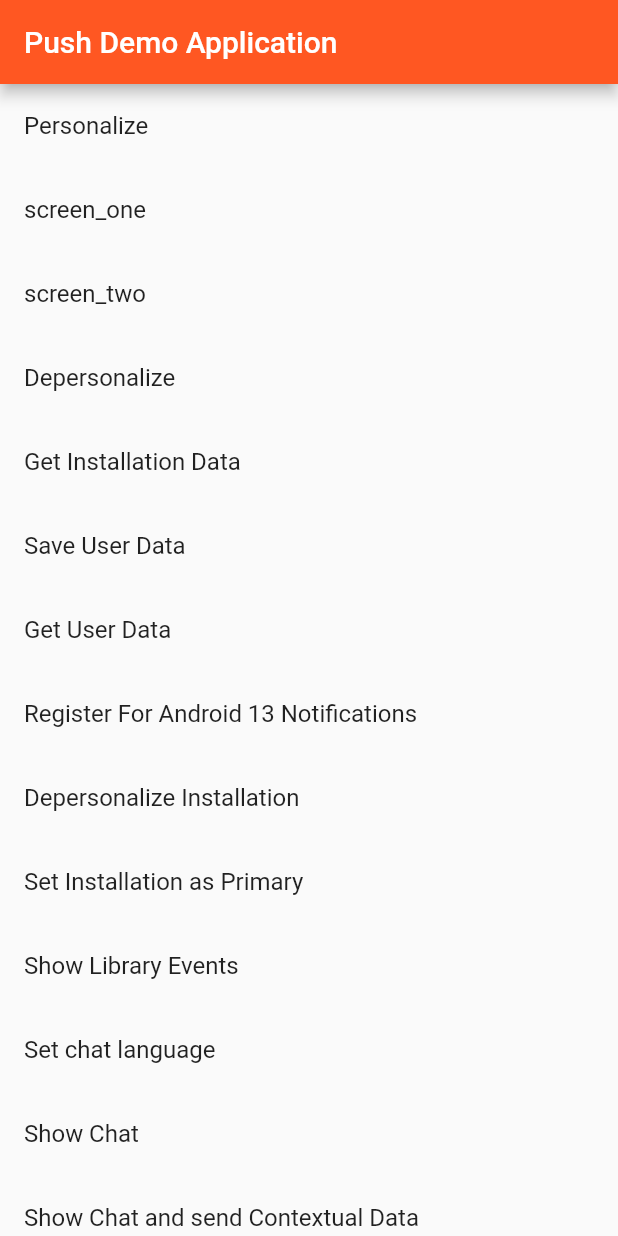
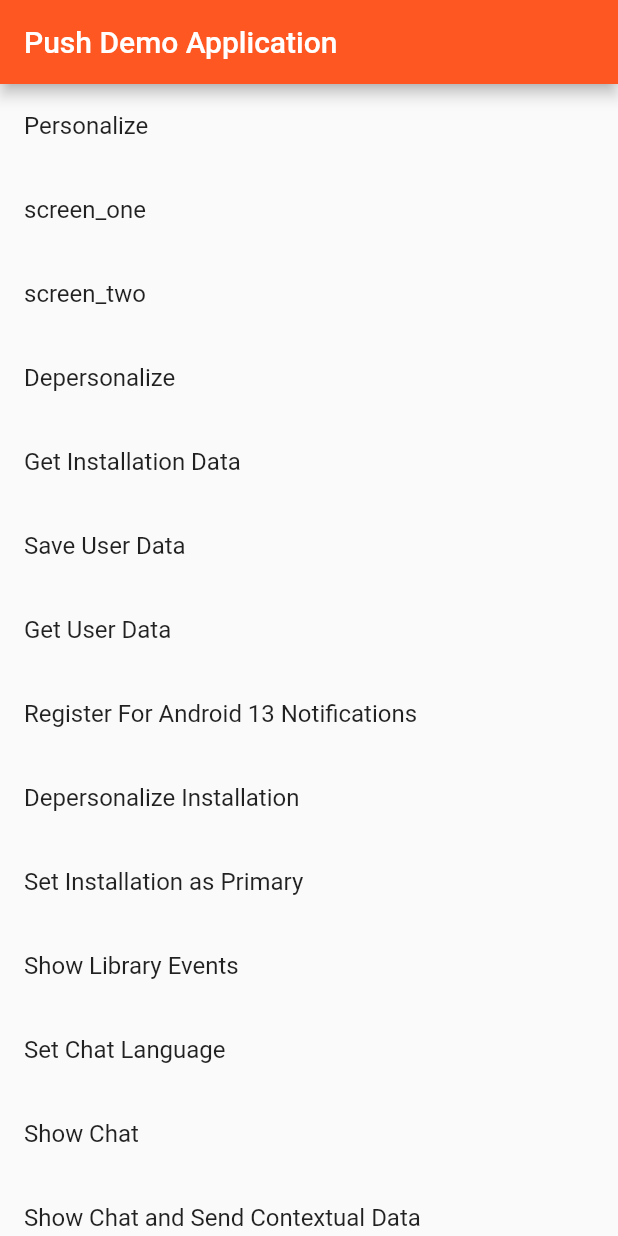
Before and after one commit to infobip/mobile-messaging-flutter-plugin, a Flutter app: the screen it shows after launch, after a tap on "Register For Android 13 Notifications", on a phone screen of 412 x 824 dp. Run offline on Flutter 3.47's test engine with Material 2 defaults, Android fonts, the phone set to English and light mode, and no system bars; our stand-ins replace package_info_plus.

Commit message:
Pull request #47: Aboldyrev MM-5070 contracts
Merge in MML/infobip-mobile-messaging-flutter from aboldyrev-MM-5070-contracts to main

Squashed commit of the following:

commit 5a1179d47372faa38821ca493e15cd8548e07121
Author: Alexander Boldyrev <Alexander.Boldyrev@infobip.com>
Date:   Fri Jun 9 11:04:26 2023 +0200

    - formatting

commit e5cd51a4396e6712dbbbd3f96b8b19b391921862
Author: Alexander Boldyrev <Alexander.Boldyrev@infobip.com>
Date:   Wed Jun 7 15:21:17 2023 +0200

    - readme formatting

commit f8e31c48ccb7dcb271f6d4f368c5ba720f3ba3c9
Author: Alexander Boldyrev <Alexander.Boldyrev@infobip.com>
Date:   Wed Jun 7 14:51:38 2023 +0200

    - formatting
    - ios changes

commit b340ae126ec26de467c0bad4bdf1f550d32b5e9c
Author: Alexander Boldyrev <Alexander.Boldyrev@infobip.com>
Date:   Wed Jun 7 14:35:49 2023 +0200

    - formatting

commit 9ddd84e5fcaea32a0a71c955a83e8869c5a0b829
Author: Alexander Boldyrev <Alexander.Boldyrev@infobip.com>
Date:   Tue Jun 6 21:57:40 2023 +0200

    - README updated

commit 82c705d08f3f49da47ca43bff58043ff4a8ef633
Author: Alexander Boldyrev <Alexander.Boldyrev@infobip.com>
Date:   Tue Jun 6 21:39:32 2023 +0200

    - README updated

commit 78f243de699b345a9ffdbbb1d1c270b0b6622ca2
Author: Alexander Boldyrev <Alexander.Boldyrev@infobip.com>
Date:   Tue Jun 6 17:14:54 2023 +0200

    - library events logging
    - userdata improved

commit a5a681a6f9f62f6cca25e6754d49d7bceb2033eb
Author: Alexander Boldyrev <Alexander.Boldyrev@infobip.com>
Date:   Mon Jun 5 18:12:49 2023 +0200

    - versions bump
    - android minsdkversion set to 19

```diff
--- a/example/lib/main.dart
+++ b/example/lib/main.dart
@@ -42,7 +42,7 @@ class MyApp extends StatefulWidget {
   const MyApp({Key key}) : super(key: key);
 
   @override
-  _MyAppState createState() => _MyAppState();
+  State createState() => _MyAppState();
 }
 
 final GlobalKey<NavigatorState> navigatorKey = GlobalKey<NavigatorState>();
@@ -52,12 +52,13 @@ handleDeeplinkEvent(Message message) {
     Uri uri = Uri.parse(message.deeplink.toString());
     List<String> pathSegments = uri.pathSegments;
     for (var pathSegment in pathSegments) {
-      navigatorKey.currentState.pushNamed('/' + pathSegment);
+      navigatorKey.currentState.pushNamed('/$pathSegment');
     }
   }
 }
 
 var storedFunction = (Message message) => handleDeeplinkEvent(message);
+
 class _MyAppState extends State<MyApp> {
   @override
   void initState() {
@@ -90,66 +91,61 @@ class _MyAppState extends State<MyApp> {
       navigationBarColor: '#c41c00',
       navigationBarTitleColor: '#000000',
     ));
+
     InfobipMobilemessaging.on(LibraryEvent.TOKEN_RECEIVED, (String token) {
-      log("Callback. TOKEN_RECEIVED event:" + token);
-      _HomePageState.addLibraryEvent("Token Received");
+      log('Callback. TOKEN_RECEIVED event: $token');
+      _HomePageState.addLibraryEvent('Token Received');
     });
-
     InfobipMobilemessaging.on(
         LibraryEvent.MESSAGE_RECEIVED,
         (Message message) => {
-              log("Callback. MESSAGE_RECEIVED event, message title: " +
-                  message.title +
-                  " body: " +
-                  message.body),
-              _HomePageState.addLibraryEvent("Message Received"),
-              log("defaultMessageStorage().findAll():"),
+              log('Callback. MESSAGE_RECEIVED event, message title: ${message.title} body: ${message.body}'),
+              _HomePageState.addLibraryEvent('Message Received'),
+              log('defaultMessageStorage().findAll():'),
               log(InfobipMobilemessaging.defaultMessageStorage().findAll().toString())
             });
     InfobipMobilemessaging.on(
         LibraryEvent.USER_UPDATED,
-        (event) => {
-              log("Callback. USER_UPDATED event:" + event.toString()),
-              _HomePageState.addLibraryEvent("User Updated")
+        (UserData userData) => {
+              log('Callback. USER_UPDATED event: $userData'),
+              _HomePageState.addLibraryEvent('User Updated')
             });
     InfobipMobilemessaging.on(
         LibraryEvent.PERSONALIZED,
         (event) => {
-              log("Callback. PERSONALIZED event:" + event.toString()),
-              _HomePageState.addLibraryEvent("Personalized")
+              log('Callback. PERSONALIZED event: $event'),
+              _HomePageState.addLibraryEvent('Personalized')
             });
     InfobipMobilemessaging.on(
         LibraryEvent.INSTALLATION_UPDATED,
         (String event) => {
-              log("Callback. INSTALLATION_UPDATED event:" + event.toString()),
-              _HomePageState.addLibraryEvent("Installation Updated")
+              log('Callback. INSTALLATION_UPDATED event: $event'),
+              _HomePageState.addLibraryEvent('Installation Updated')
             });
     InfobipMobilemessaging.on(
         LibraryEvent.DEPERSONALIZED,
         (event) => {
-              log("Callback. DEPERSONALIZED event:" + event.toString()),
-              _HomePageState.addLibraryEvent("Depersonalized")
+              log('Callback. DEPERSONALIZED event: $event'),
+              _HomePageState.addLibraryEvent('Depersonalized')
             });
     InfobipMobilemessaging.on(
         LibraryEvent.NOTIFICATION_ACTION_TAPPED,
         (event) => {
-              log("Callback. NOTIFICATION_ACTION_TAPPED event:" +
-                  event.toString()),
-              _HomePageState.addLibraryEvent("Notification Action Tapped")
+              log('Callback. NOTIFICATION_ACTION_TAPPED event: $event'),
+              _HomePageState.addLibraryEvent('Notification Action Tapped')
             });
     InfobipMobilemessaging.on(
         LibraryEvent.NOTIFICATION_TAPPED,
         (Message message) => {
-              log(
-                  "Callback. NOTIFICATION_TAPPED event:" + message.toString()),
-              _HomePageState.addLibraryEvent("Notification Tapped"),
+              log('Callback. NOTIFICATION_TAPPED event: $message'),
+              _HomePageState.addLibraryEvent('Notification Tapped'),
               if (message.chat) {log('Chat Message Tapped')}
             });
     InfobipMobilemessaging.on(
         LibraryEvent.REGISTRATION_UPDATED,
         (String token) => {
-              log("Callback. REGISTRATION_UPDATED event:" + token),
-              _HomePageState.addLibraryEvent("Registration Updated")
+              log('Callback. REGISTRATION_UPDATED event: $token'),
+              _HomePageState.addLibraryEvent('Registration Updated')
             });
   }
 
@@ -173,7 +169,7 @@ class HomePage extends StatefulWidget {
   const HomePage({Key key}) : super(key: key);
 
   @override
-  _HomePageState createState() => _HomePageState();
+  State createState() => _HomePageState();
 }
 
 class _HomePageState extends State<HomePage> {
@@ -192,22 +188,22 @@ class _HomePageState extends State<HomePage> {
       str = 'Zero library events so far!';
     } else {
       for (var element in libraryEvents) {
-        str += element + '\n';
+        str += '$element\n';
       }
     }
     return str;
   }
 
-  static Future<String> logAllMesages() async {
+  static Future<String> logAllMessages() async {
     String str = '';
-    List<Message> messages = await InfobipMobilemessaging.defaultMessageStorage().findAll();
+    List<Message> messages =
+        await InfobipMobilemessaging.defaultMessageStorage().findAll();
     if (messages == null || messages.isEmpty) {
       str = 'Empty message storage';
     } else {
       for (var element in messages) {
-        log("element:");
-        log(element.messageId);
-        str += element.toString() + '\n';
+        log('element: ${element.messageId}');
+        str += '$element\n';
       }
     }
     return str;
@@ -346,7 +342,7 @@ class _HomePageState extends State<HomePage> {
                 );
               }),
           ListTile(
-              title: const Text('Set chat language'),
+              title: const Text('Set Chat Language'),
               onTap: () {
                 showChatLanguageDialog(context);
               }),
@@ -356,7 +352,7 @@ class _HomePageState extends State<HomePage> {
                 InfobipMobilemessaging.showChat();
               }),
           ListTile(
-              title: const Text('Show Chat and send Contextual Data'),
+              title: const Text('Show Chat and Send Contextual Data'),
               onTap: () {
                   Future.delayed(const Duration(milliseconds: 3000), () {
 			               // Metadata must be sent after chat is presented, so we delay it
@@ -367,7 +363,7 @@ class _HomePageState extends State<HomePage> {
           ListTile(
               title: const Text('Send Event'),
               onTap: () {
-                log("Trying to send event");
+                log('Trying to send event');
                 InfobipMobilemessaging.submitEvent({
                   'definitionId': 'alEvent1',
                   'properties': {
@@ -399,9 +395,9 @@ class _HomePageState extends State<HomePage> {
                     'notificationTapped');
               }),
           ListTile(
-              title: const Text('Default MessageStorage findAll'),
+              title: const Text('MessageStorage: findAll'),
               onTap: () async {
-                var res = await logAllMesages();
+                var res = await logAllMessages();
                 showDialog<void>(
                   context: context,
                   builder: (context) => AlertDialog(
@@ -419,7 +415,7 @@ class _HomePageState extends State<HomePage> {
                 );
               }),
           ListTile(
-              title: const Text('MessageStorage find first message'),
+              title: const Text('MessageStorage: Find First Message'),
               onTap: () async {
                 String str = '';
                 List<Message> messages = await InfobipMobilemessaging.defaultMessageStorage().findAll();
@@ -448,7 +444,7 @@ class _HomePageState extends State<HomePage> {
                 );
               }),
           ListTile(
-              title: const Text('MessageStorage: delete first message'),
+              title: const Text('MessageStorage: Delete First Message'),
               onTap: () async {
                 String str = '';
                 List<Message> messages = await InfobipMobilemessaging.defaultMessageStorage().findAll();
@@ -477,7 +473,7 @@ class _HomePageState extends State<HomePage> {
                 );
               }),
           ListTile(
-              title: const Text('Default MessageStorage deleteAll'),
+              title: const Text('MessageStorage: deleteAll'),
               onTap: () async {
                 await InfobipMobilemessaging.defaultMessageStorage().deleteAll();
                 showDialog<void>(
@@ -545,7 +541,7 @@ class _HomePageState extends State<HomePage> {
 
      // set up the SimpleDialog
      SimpleDialog dialog = SimpleDialog(
-       title: const Text('Choose chat language'),
+       title: const Text('Choose Chat Language'),
        children: children
      );
 
--- a/example/pubspec.yaml
+++ b/example/pubspec.yaml
@@ -27,7 +27,7 @@ dependencies:
 dev_dependencies:
   flutter_test:
     sdk: flutter
-  flutter_lints: ^1.0.4
+  flutter_lints: ^2.0.1
 
 # For information on the generic Dart part of this file, see the
 # following page: https://dart.dev/tools/pub/pubspec
--- a/lib/infobip_mobilemessaging.dart
+++ b/lib/infobip_mobilemessaging.dart
@@ -23,24 +23,16 @@ class InfobipMobilemessaging {
       _libraryEvent.receiveBroadcastStream().listen((dynamic event) {
     log('Received event: $event');
     LibraryEvent libraryEvent = LibraryEvent.fromJson(jsonDecode(event));
-    log("callbacks:");
-    log(callbacks.toString());
-    log("libraryEvent.eventName:");
-    log(libraryEvent.eventName);
     if (callbacks.containsKey(libraryEvent.eventName)) {
-      log("libraryEvent.eventName: " + libraryEvent.eventName);
       callbacks[libraryEvent.eventName]?.forEach((callback) {
-        log("Try to call callback " + libraryEvent.eventName);
-        if (libraryEvent.payload != null) {
-          log(libraryEvent.payload);
-        } else {
-          log("Try to call with payload NULL");
-        }
+        log('Calling ${libraryEvent.eventName} with payload ${libraryEvent.payload == null ? 'NULL' : libraryEvent.payload.toString()}');
         if (libraryEvent.eventName == LibraryEvent.MESSAGE_RECEIVED ||
             libraryEvent.eventName == LibraryEvent.NOTIFICATION_TAPPED) {
           callback(Message.fromJson(libraryEvent.payload));
         } else if (libraryEvent.eventName == LibraryEvent.INSTALLATION_UPDATED) {
           callback(Installation.fromJson(libraryEvent.payload).toString());
+        } else if (libraryEvent.eventName == LibraryEvent.USER_UPDATED) {
+          callback(UserData.fromJson(libraryEvent.payload));
         } else if (libraryEvent.payload != null) {
           callback(libraryEvent.payload);
         } else {
@@ -58,21 +50,21 @@ class InfobipMobilemessaging {
 
   static MessageStorage? _defaultMessageStorage;
 
-  static Future<void> on(String eventName, Function callack) async {
+  static Future<void> on(String eventName, Function callback) async {
     if (callbacks.containsKey(eventName)) {
       var existed = callbacks[eventName];
-      existed?.add(callack);
+      existed?.add(callback);
       callbacks.update(eventName, (val) => existed);
     } else {
-      callbacks.putIfAbsent(eventName, () => List.of([callack]));
+      callbacks.putIfAbsent(eventName, () => List.of([callback]));
     }
     _libraryEventSubscription.resume();
   }
 
-  static Future<void> unregister(String eventName, Function? callack) async {
+  static Future<void> unregister(String eventName, Function? callback) async {
     if (callbacks.containsKey(eventName)) {
       var existed = callbacks[eventName];
-      existed?.remove(callack);
+      existed?.remove(callback);
       callbacks.remove(eventName);
       callbacks.putIfAbsent(eventName, () => existed);
     }
@@ -178,7 +170,7 @@ class InfobipMobilemessaging {
 
   static Future<void> registerForAndroidRemoteNotifications() async {
     if (Platform.isIOS) {
-      log("it's not supported on the iOS platform");
+      log("It's not supported on the iOS platform");
       return;
     }
 
@@ -187,7 +179,7 @@ class InfobipMobilemessaging {
 
   static Future<void> registerForRemoteNotifications() async {
     if (!Platform.isIOS) {
-      log("it's supported only on the iOS platform");
+      log("It's supported only on the iOS platform");
       return;
     }
 
--- a/lib/models/UserData.dart
+++ b/lib/models/UserData.dart
@@ -69,7 +69,7 @@ class UserData {
         'emails': emails,
         'tags': tags,
         'customAttributes': customAttributes
-      };
+      }..removeWhere((dynamic key, dynamic value) => value == null);
 
   @override
   bool operator ==(Object other) =>
--- a/pubspec.yaml
+++ b/pubspec.yaml
@@ -12,13 +12,13 @@ environment:
 dependencies:
   flutter:
     sdk: flutter
-  package_info_plus: "^1.3.0"
-  collection: "^1.15.0"
+  package_info_plus: "^4.0.1"
+  collection: "^1.17.0"
 
 dev_dependencies:
   flutter_test:
     sdk: flutter
-  flutter_lints: ^1.0.4
+  flutter_lints: ^2.0.1
 
 # For information on the generic Dart part of this file, see the
 # following page: https://dart.dev/tools/pub/pubspec
```
Also changed, not shown: example/lib/sign_in_http.dart (+12 -20 lines), example/pubspec.lock, pubspec.lock, 5 other files.
